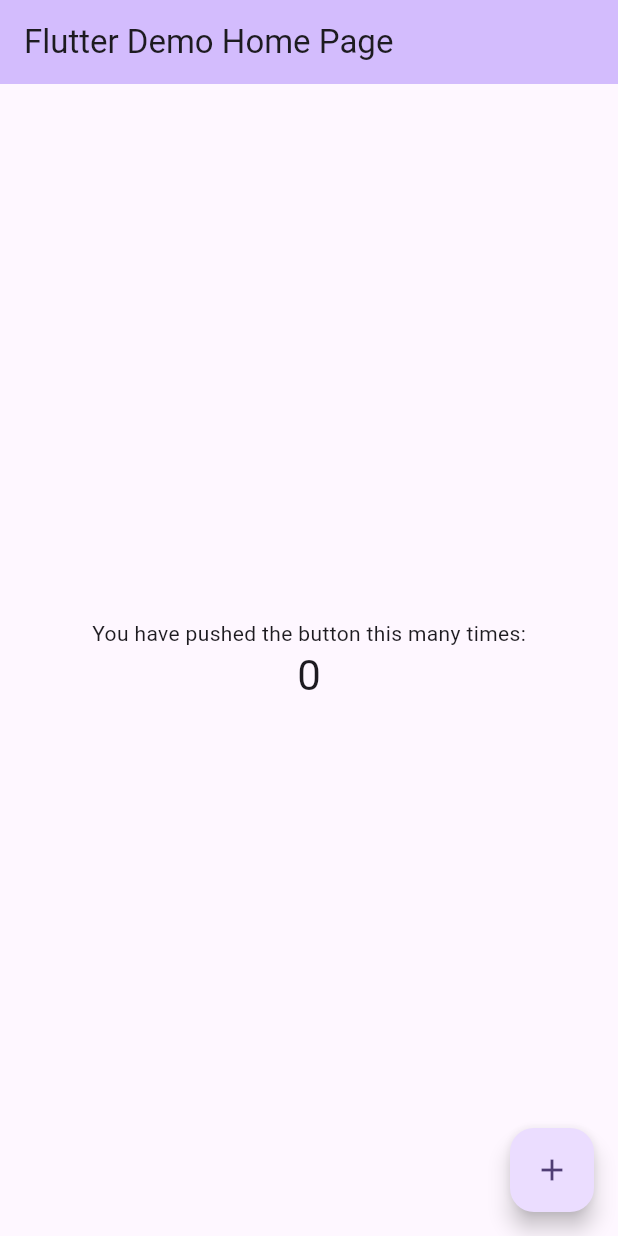
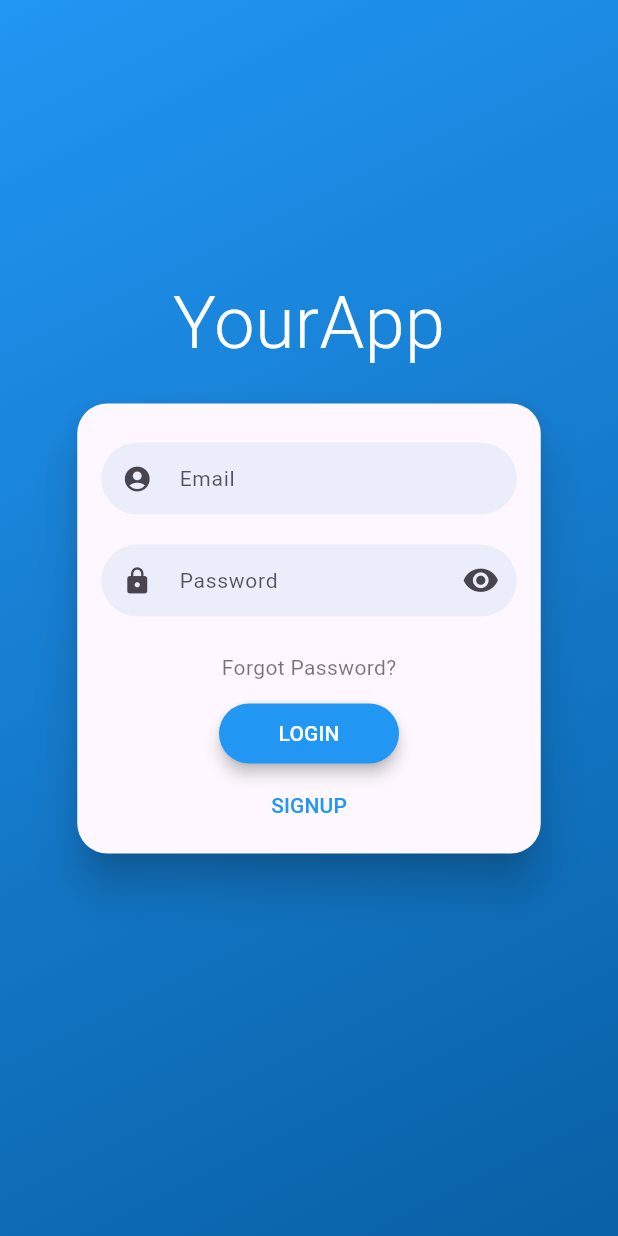
Before and after one commit to Norbatko/CarLog, a Flutter app: the screen it shows after launch, on a phone screen of 412 x 824 dp. Run offline on Flutter 3.47's test engine with Material 3 defaults, Android fonts, the phone set to English and light mode, and no system bars; drawn by our look-alikes of flutter_login; our stand-ins replace firebase_auth, firebase_core, firebase_database; accounts and stored records are empty.

Commit message:
feat: added login

```diff
--- /dev/null
+++ b/lib/login_screen.dart
@@ -0,0 +1,86 @@
+import 'package:flutter/material.dart';
+import 'package:flutter_login/flutter_login.dart';
+import 'package:firebase_auth/firebase_auth.dart';
+import 'package:firebase_database/firebase_database.dart';
+
+class LoginScreen extends StatelessWidget {
+  final FirebaseAuth _auth = FirebaseAuth.instance;
+  final DatabaseReference _dbRef = FirebaseDatabase.instance.ref().child('users');
+
+  Future<String?> _authUser(LoginData data) async {
+    try {
+      final UserCredential userCredential = await _auth.signInWithEmailAndPassword(
+        email: data.name,
+        password: data.password,
+      );
+
+      final userId = userCredential.user?.uid;
+      if (userId != null) {
+        await _fetchUserData(userId);  // Retrieve user profile from Realtime DB
+      }
+      return null;
+    } on FirebaseAuthException catch (e) {
+      return e.message;
+    }
+  }
+
+  Future<void> _fetchUserData(String uid) async {
+    try {
+      final snapshot = await _dbRef.child(uid).get();
+      if (snapshot.exists) {
+        final userData = snapshot.value as Map<String, dynamic>;
+        print('User Data: $userData');
+      } else {
+        print("No user data found for uid: $uid");
+      }
+    } catch (e) {
+      print('Error fetching user data: $e');
+    }
+  }
+
+  Future<String?> _signupUser(SignupData data) async {
+    try {
+      final UserCredential userCredential = await _auth.createUserWithEmailAndPassword(
+        email: data.name!,
+        password: data.password!,
+      );
+
+      final userId = userCredential.user?.uid;
+      if (userId != null) {
+        await _dbRef.child(userId).set({
+          "email": data.name,
+          "name": "New User", // Default value; adjust as needed
+          "phoneNumber": "",  // Default value; adjust as needed
+          "login": data.name?.split('@')[0] ?? "",
+          "uid": userId,
+          "favoriteCars": []  // Example empty list; adjust as needed
+        });
+      }
+      return null;
+    } on FirebaseAuthException catch (e) {
+      return e.message;
+    }
+  }
+
+  Future<String?> _recoverPassword(String name) async {
+    try {
+      await _auth.sendPasswordResetEmail(email: name);
+      return null;
+    } catch (e) {
+      return "Error sending password reset email.";
+    }
+  }
+
+  @override
+  Widget build(BuildContext context) {
+    return FlutterLogin(
+      title: 'YourApp',
+      onLogin: _authUser,
+      onSignup: _signupUser,
+      onRecoverPassword: _recoverPassword,
+      theme: LoginTheme(
+        primaryColor: Colors.blue,
+      ),
+    );
+  }
+}
--- a/lib/main.dart
+++ b/lib/main.dart
@@ -1,125 +1,23 @@
 import 'package:flutter/material.dart';
+import 'package:firebase_core/firebase_core.dart';
+import 'firebase_options.dart';
+import 'login_screen.dart';
 
-void main() {
-  runApp(const MyApp());
+void main() async {
+  WidgetsFlutterBinding.ensureInitialized();
+  await Firebase.initializeApp(options: DefaultFirebaseOptions.currentPlatform);
+  runApp(MyApp());
 }
 
 class MyApp extends StatelessWidget {
-  const MyApp({super.key});
-
-  // This widget is the root of your application.
   @override
   Widget build(BuildContext context) {
     return MaterialApp(
-      title: 'Flutter',
+      title: 'Flutter Login with Firebase',
       theme: ThemeData(
-        // This is the theme of your application.
-        //
-        // TRY THIS: Try running your application with "flutter run". You'll see
-        // the application has a purple toolbar. Then, without quitting the app,
-        // try changing the seedColor in the colorScheme below to Colors.green
-        // and then invoke "hot reload" (save your changes or press the "hot
-        // reload" button in a Flutter-supported IDE, or press "r" if you used
-        // the command line to start the app).
-        //
-        // Notice that the counter didn't reset back to zero; the application
-        // state is not lost during the reload. To reset the state, use hot
-        // restart instead.
-        //
-        // This works for code too, not just values: Most code changes can be
-        // tested with just a hot reload.
-        colorScheme: ColorScheme.fromSeed(seedColor: Colors.deepPurple),
-        useMaterial3: true,
+        primarySwatch: Colors.blue,
       ),
-      home: const MyHomePage(title: 'Flutter Demo Home Page'),
+      home: LoginScreen(),
     );
   }
 }
-
-class MyHomePage extends StatefulWidget {
-  const MyHomePage({super.key, required this.title});
-
-  // This widget is the home page of your application. It is stateful, meaning
-  // that it has a State object (defined below) that contains fields that affect
-  // how it looks.
-
-  // This class is the configuration for the state. It holds the values (in this
-  // case the title) provided by the parent (in this case the App widget) and
-  // used by the build method of the State. Fields in a Widget subclass are
-  // always marked "final".
-
-  final String title;
-
-  @override
-  State<MyHomePage> createState() => _MyHomePageState();
-}
-
-class _MyHomePageState extends State<MyHomePage> {
-  int _counter = 0;
-
-  void _incrementCounter() {
-    setState(() {
-      // This call to setState tells the Flutter framework that something has
-      // changed in this State, which causes it to rerun the build method below
-      // so that the display can reflect the updated values. If we changed
-      // _counter without calling setState(), then the build method would not be
-      // called again, and so nothing would appear to happen.
-      _counter++;
-    });
-  }
-
-  @override
-  Widget build(BuildContext context) {
-    // This method is rerun every time setState is called, for instance as done
-    // by the _incrementCounter method above.
-    //
-    // The Flutter framework has been optimized to make rerunning build methods
-    // fast, so that you can just rebuild anything that needs updating rather
-    // than having to individually change instances of widgets.
-    return Scaffold(
-      appBar: AppBar(
-        // TRY THIS: Try changing the color here to a specific color (to
-        // Colors.amber, perhaps?) and trigger a hot reload to see the AppBar
-        // change color while the other colors stay the same.
-        backgroundColor: Theme.of(context).colorScheme.inversePrimary,
-        // Here we take the value from the MyHomePage object that was created by
-        // the App.build method, and use it to set our appbar title.
-        title: Text(widget.title),
-      ),
-      body: Center(
-        // Center is a layout widget. It takes a single child and positions it
-        // in the middle of the parent.
-        child: Column(
-          // Column is also a layout widget. It takes a list of children and
-          // arranges them vertically. By default, it sizes itself to fit its
-          // children horizontally, and tries to be as tall as its parent.
-          //
-          // Column has various properties to control how it sizes itself and
-          // how it positions its children. Here we use mainAxisAlignment to
-          // center the children vertically; the main axis here is the vertical
-          // axis because Columns are vertical (the cross axis would be
-          // horizontal).
-          //
-          // TRY THIS: Invoke "debug painting" (choose the "Toggle Debug Paint"
-          // action in the IDE, or press "p" in the console), to see the
-          // wireframe for each widget.
-          mainAxisAlignment: MainAxisAlignment.center,
-          children: <Widget>[
-            const Text(
-              'You have pushed the button this many times:',
-            ),
-            Text(
-              '$_counter',
-              style: Theme.of(context).textTheme.headlineMedium,
-            ),
-          ],
-        ),
-      ),
-      floatingActionButton: FloatingActionButton(
-        onPressed: _incrementCounter,
-        tooltip: 'Increment',
-        child: const Icon(Icons.add),
-      ), // This trailing comma makes auto-formatting nicer for build methods.
-    );
-  }
-}
--- a/pubspec.yaml
+++ b/pubspec.yaml
@@ -30,6 +30,10 @@ environment:
 dependencies:
   firebase_database: ^11.1.4
   firebase_core: ^3.6.0
+  firebase_auth: ^5.3.1
+  cloud_firestore: ^5.4.4
+  flutter_login: ^5.0.0
+
   flutter:
     sdk: flutter
 
```
Also changed, not shown: pubspec.lock, 1 other file.
